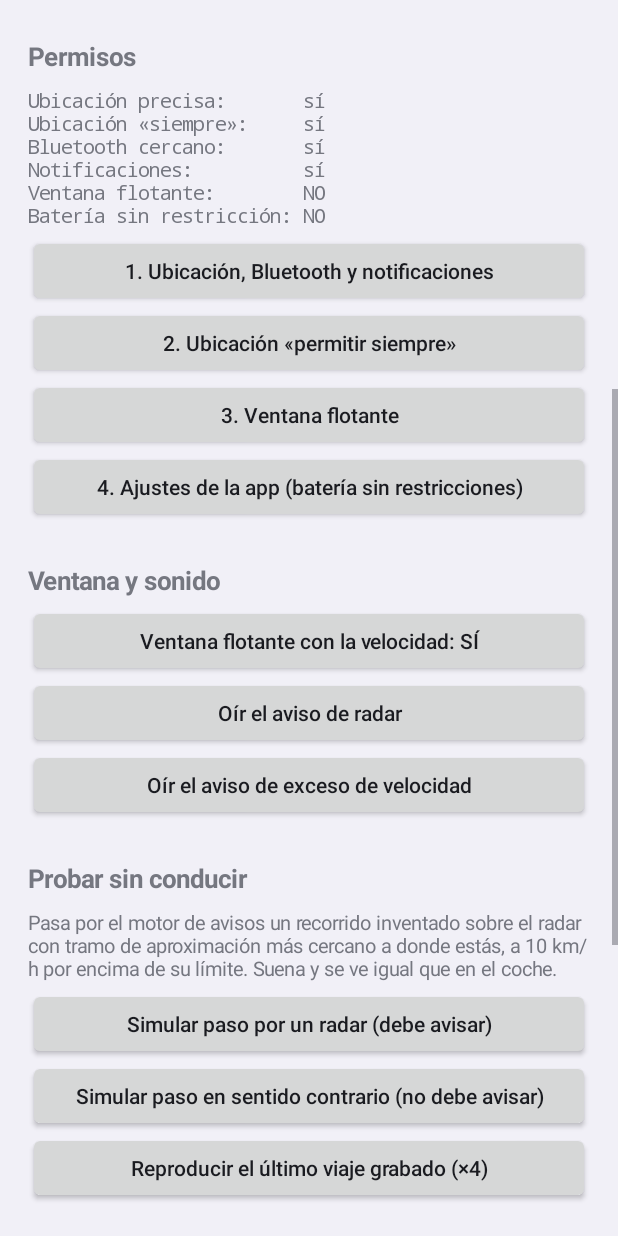
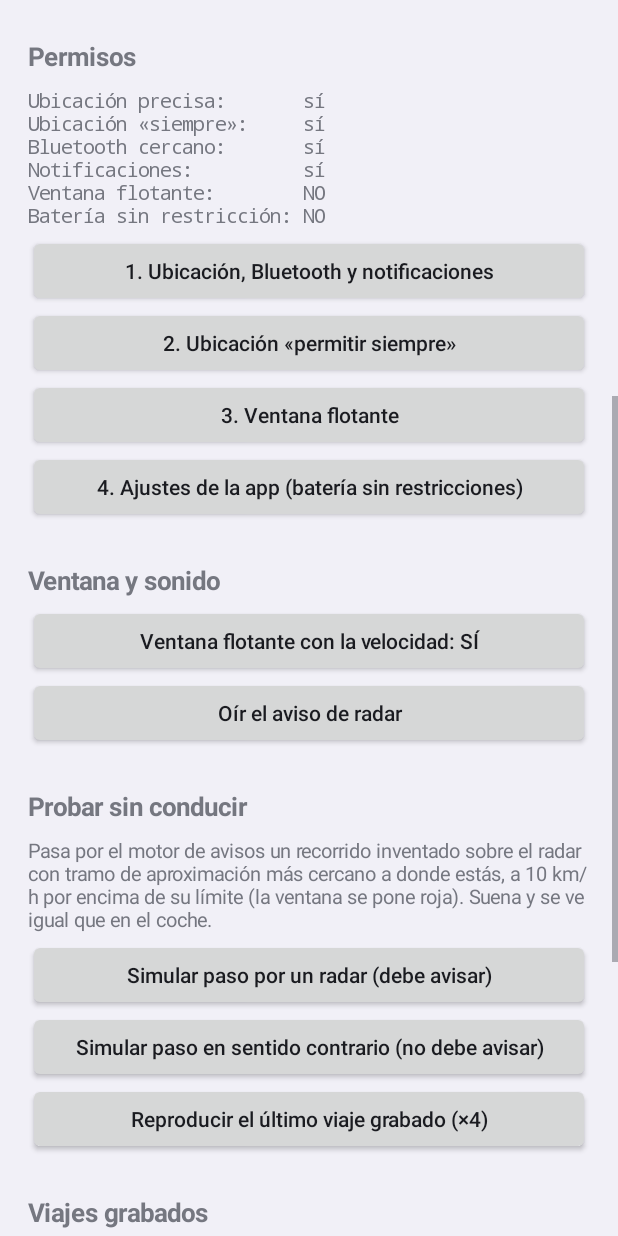
Before and after one commit to unaitxo1986/avisos-radares, an Android app: the screen it shows after launch (MainActivity), scrolled down 576 dp, on a phone screen of 412 x 824 dp. Run offline under Robolectric (Android 15) with nearby library versions, the phone set to English and light mode, and no system bars; network calls fail.

Commit message:
Fase 4: sin pitidos de exceso; solo suena el aviso de radar
Decisión de Unai (18/11): solo pitidos por radar, independientemente de la
velocidad. El exceso solo pone la ventana en rojo y queda en el registro.

Co-Authored-By: Claude Opus 5.5 <noreply@anthropic.com>
Claude-Session: https://claude.ai/code/session_0164ggnzWEPZhmyos1Xg2jTc

```diff
--- a/app/app/src/main/kotlin/es/unai/avisosradares/MainActivity.kt
+++ b/app/app/src/main/kotlin/es/unai/avisosradares/MainActivity.kt
@@ -109,12 +109,11 @@ class MainActivity : Activity() {
         raiz.addView(titulo("Ventana y sonido"))
         botonVentana = boton("") { ajustes.ventana = !ajustes.ventana }
         boton("Oír el aviso de radar") { Sonido.radar(this, "PANTALLA") }
-        boton("Oír el aviso de exceso de velocidad") { Sonido.exceso(this, "PANTALLA") }
 
         // Pruebas sin conducir
         raiz.addView(titulo("Probar sin conducir"))
         raiz.addView(texto("Pasa por el motor de avisos un recorrido inventado sobre el radar con tramo de aproximación más " +
-            "cercano a donde estás, a 10 km/h por encima de su límite. Suena y se ve igual que en el coche.", 13f))
+            "cercano a donde estás, a 10 km/h por encima de su límite (la ventana se pone roja). Suena y se ve igual que en el coche.", 13f))
         boton("Simular paso por un radar (debe avisar)") { simular(alReves = false) }
         boton("Simular paso en sentido contrario (no debe avisar)") { simular(alReves = true) }
         boton("Reproducir el último viaje grabado (×4)") { reproducirUltimo() }
--- a/app/app/src/main/kotlin/es/unai/avisosradares/MotorAvisos.kt
+++ b/app/app/src/main/kotlin/es/unai/avisosradares/MotorAvisos.kt
@@ -71,7 +71,8 @@ class ParametrosMotor(
  * y acercándose.
  *
  * El aviso suena siempre que el coche se acerca al radar, vaya a la velocidad que vaya (Unai, 18/11). Si
- * además se conoce el límite y la velocidad lo supera, hay aviso de exceso, que se repite mientras dure.
+ * además se conoce el límite y la velocidad lo supera, el aviso activo se marca con exceso (la ventana se pone
+ * roja) y se emite un evento EXCESO cada pocos segundos, que solo se anota: no suena (Unai, 18/11).
  */
 class MotorAvisos(radares: List<Radar>, private val p: ParametrosMotor = ParametrosMotor()) {
 
```
Also changed, not shown: app/app/src/main/kotlin/es/unai/avisosradares/ServicioRadares.kt (+2 -8 lines).
